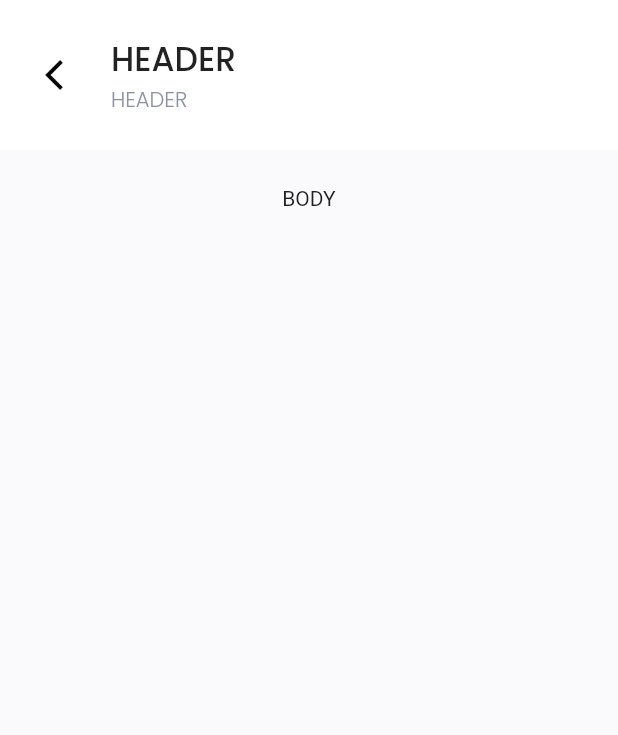
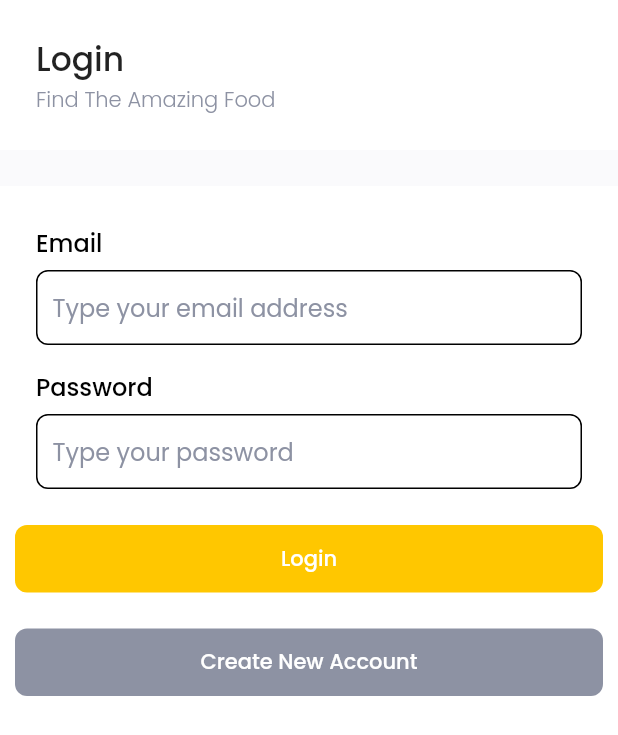
Before and after one commit to lintangprayogo/RestaurantAppFlutter, a Flutter app: the screen it shows after launch, on a phone screen of 412 x 824 dp. Shown: the top 735 px of the screen. Run offline on Flutter 3.47's test engine with Material 2 defaults, Android fonts, the phone set to English and light mode, and no system bars; our stand-ins replace flutter_spinkit, google_fonts, supercharged.

Commit message:
login_page

```diff
--- a/lib/main.dart
+++ b/lib/main.dart
@@ -10,10 +10,7 @@ class MyApp extends StatelessWidget {
   Widget build(BuildContext context) {
     return MaterialApp(
       debugShowCheckedModeBanner: false,
-      home: BasicPage(
-        backButtonFunction: () {},
-        child: Text("BODY"),
-      ),
+      home: LoginPage(),
     );
   }
 }
--- a/lib/shared/shared.dart
+++ b/lib/shared/shared.dart
@@ -2,4 +2,17 @@ part of 'theme.dart';
 
 const double defaultMargin = 24;
 Color greyColor = "8D92A3".toColor();
-Color mainColoe = "FFC700".toColor();
+Color mainColor = "FFC700".toColor();
+
+TextStyle greyFontStyle = GoogleFonts.poppins(
+  color: greyColor,
+);
+TextStyle blackFontStyle1 = GoogleFonts.poppins(
+    color: Colors.black, fontSize: 22, fontWeight: FontWeight.w500);
+TextStyle blackFontStyle2 = GoogleFonts.poppins(
+    color: Colors.black, fontSize: 16, fontWeight: FontWeight.w500);
+TextStyle blackFontStyle3 =
+    GoogleFonts.poppins(color: Colors.black, fontWeight: FontWeight.w500);
+
+TextStyle whiteFontStyle1 =
+    GoogleFonts.poppins(color: Colors.white, fontWeight: FontWeight.w500);
--- a/lib/shared/theme.dart
+++ b/lib/shared/theme.dart
@@ -1,3 +1,4 @@
 import 'package:flutter/material.dart';
+import 'package:google_fonts/google_fonts.dart';
 import 'package:supercharged/supercharged.dart';
 part 'shared.dart';
--- a/lib/ui/pages/basic_page.dart
+++ b/lib/ui/pages/basic_page.dart
@@ -22,17 +22,13 @@ class BasicPage extends StatelessWidget {
           Container(
             color: Colors.white,
           ),
-          SafeArea(
-              child: Container(
-            color: backColor ?? "FAFAFC".toColor(),
-          )),
+          SafeArea(child: Container(color: backColor ?? Colors.white)),
           SafeArea(
             child: ListView(
               children: [
                 Column(
                   children: [
                     Container(
-                      margin: EdgeInsets.only(bottom: defaultMargin),
                       padding: EdgeInsets.symmetric(horizontal: defaultMargin),
                       width: double.infinity,
                       height: 100,
@@ -60,7 +56,7 @@ class BasicPage extends StatelessWidget {
                                     fontSize: 22, fontWeight: FontWeight.w500),
                               ),
                               Text(
-                                header,
+                                subheader,
                                 style: GoogleFonts.poppins(
                                     color: greyColor,
                                     fontWeight: FontWeight.w300),
@@ -69,6 +65,11 @@ class BasicPage extends StatelessWidget {
                           )
                         ],
                       ),
+                    ),
+                    Container(
+                      height: defaultMargin,
+                      width: double.infinity,
+                      color: "FAFAFC".toColor(),
                     ),
                     child ?? SizedBox()
                   ],
--- /dev/null
+++ b/lib/ui/pages/login_page.dart
@@ -0,0 +1,116 @@
+part of 'pages.dart';
+
+class LoginPage extends StatefulWidget {
+  @override
+  _LoginPageState createState() => _LoginPageState();
+}
+
+class _LoginPageState extends State<LoginPage> {
+  @override
+  Widget build(BuildContext context) {
+    TextEditingController emailController = TextEditingController();
+    TextEditingController passwordController = TextEditingController();
+    bool isLoading = false;
+
+    return BasicPage(
+      header: "Login",
+      subheader: "Find The Amazing Food",
+      child: Column(
+        children: [
+          Container(
+            width: double.infinity,
+            margin: EdgeInsets.fromLTRB(defaultMargin, 26, defaultMargin, 6),
+            child: Text(
+              "Email",
+              style: blackFontStyle2,
+            ),
+          ),
+          Container(
+              width: double.infinity,
+              margin: EdgeInsets.symmetric(horizontal: defaultMargin),
+              padding: EdgeInsets.symmetric(horizontal: 10),
+              decoration: BoxDecoration(
+                  borderRadius: BorderRadius.circular(8),
+                  border: Border.all(color: Colors.black)),
+              child: TextField(
+                controller: emailController,
+                decoration: InputDecoration(
+                  border: InputBorder.none,
+                  hintStyle: greyFontStyle,
+                  hintText: "Type your email address",
+                ),
+              )),
+          Container(
+            width: double.infinity,
+            margin: EdgeInsets.fromLTRB(defaultMargin, 16, defaultMargin, 6),
+            child: Text(
+              "Password",
+              style: blackFontStyle2,
+            ),
+          ),
+          Container(
+              width: double.infinity,
+              margin: EdgeInsets.symmetric(horizontal: defaultMargin),
+              padding: EdgeInsets.symmetric(horizontal: 10),
+              decoration: BoxDecoration(
+                  borderRadius: BorderRadius.circular(8),
+                  border: Border.all(color: Colors.black)),
+              child: TextField(
+                controller: passwordController,
+                decoration: InputDecoration(
+                  border: InputBorder.none,
+                  hintStyle: greyFontStyle,
+                  hintText: "Type your password",
+                ),
+              )),
+          Container(
+            width: double.infinity,
+            margin: EdgeInsets.only(top: defaultMargin),
+            height: 45,
+            padding: EdgeInsets.symmetric(horizontal: 10),
+            child: isLoading
+                ? SpinKitFadingCircle(
+                    size: 45,
+                    color: mainColor,
+                  )
+                : RaisedButton(
+                    onPressed: () {},
+                    elevation: 0,
+                    shape: RoundedRectangleBorder(
+                        borderRadius: BorderRadius.circular(8)),
+                    color: mainColor,
+                    child: Center(
+                        child: Text(
+                      "Login",
+                      style: whiteFontStyle1,
+                    )),
+                  ),
+          ),
+          Container(
+            width: double.infinity,
+            margin: EdgeInsets.only(top: defaultMargin),
+            height: 45,
+            padding: EdgeInsets.symmetric(horizontal: 10),
+            child: isLoading
+                ? SpinKitFadingCircle(
+                    size: 45,
+                    color: mainColor,
+                  )
+                : RaisedButton(
+                    onPressed: () {},
+                    elevation: 0,
+                    shape: RoundedRectangleBorder(
+                        borderRadius: BorderRadius.circular(8)),
+                    color: greyColor,
+                    child: Center(
+                        child: Text(
+                      "Create New Account",
+                      style: whiteFontStyle1,
+                    )),
+                  ),
+          )
+        ],
+      ),
+    );
+  }
+}
--- a/lib/ui/pages/pages.dart
+++ b/lib/ui/pages/pages.dart
@@ -1,6 +1,9 @@
 import 'package:flutter/material.dart';
+import 'package:flutter_spinkit/flutter_spinkit.dart';
 import 'package:google_fonts/google_fonts.dart';
 import 'package:restaurantappflutter/shared/theme.dart';
 import 'package:supercharged/supercharged.dart';
 import 'package:flutter/cupertino.dart';
+
 part 'basic_page.dart';
+part 'login_page.dart';
--- a/pubspec.yaml
+++ b/pubspec.yaml
@@ -25,6 +25,7 @@ dependencies:
     sdk: flutter
   cupertino_icons: ^1.0.0
   flutter_bloc: ^6.0.6
+  flutter_spinkit: ^4.1.2+1
   google_fonts: ^1.1.1
   supercharged: ^1.11.1
 
```
Also changed, not shown: pubspec.lock.
